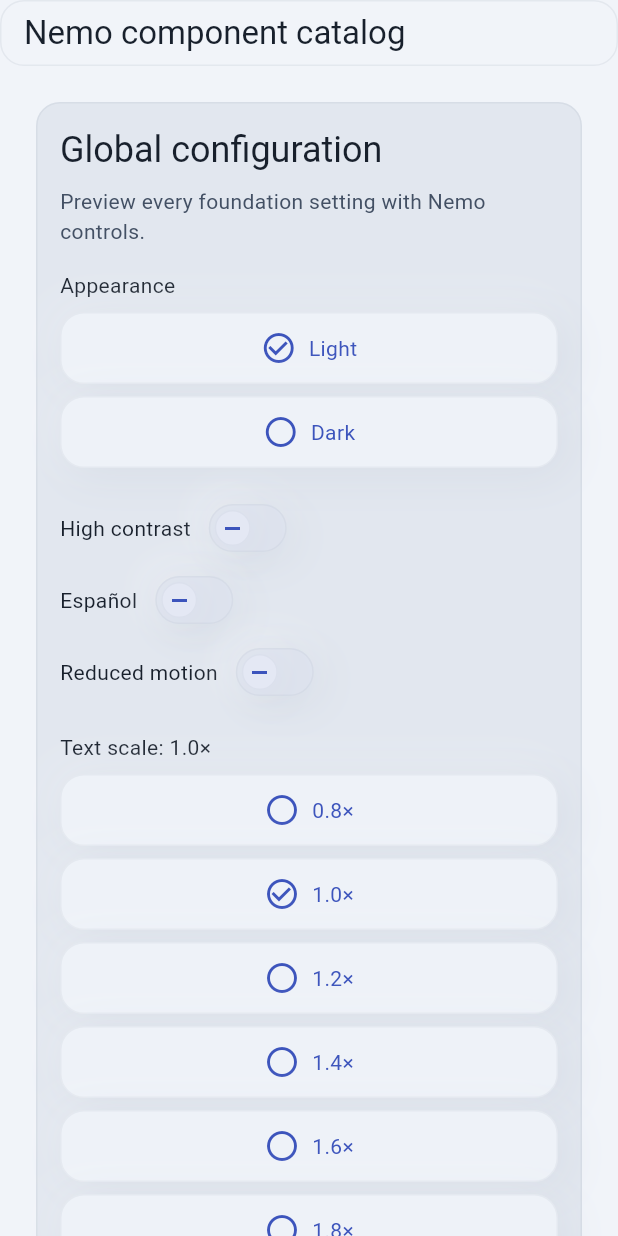
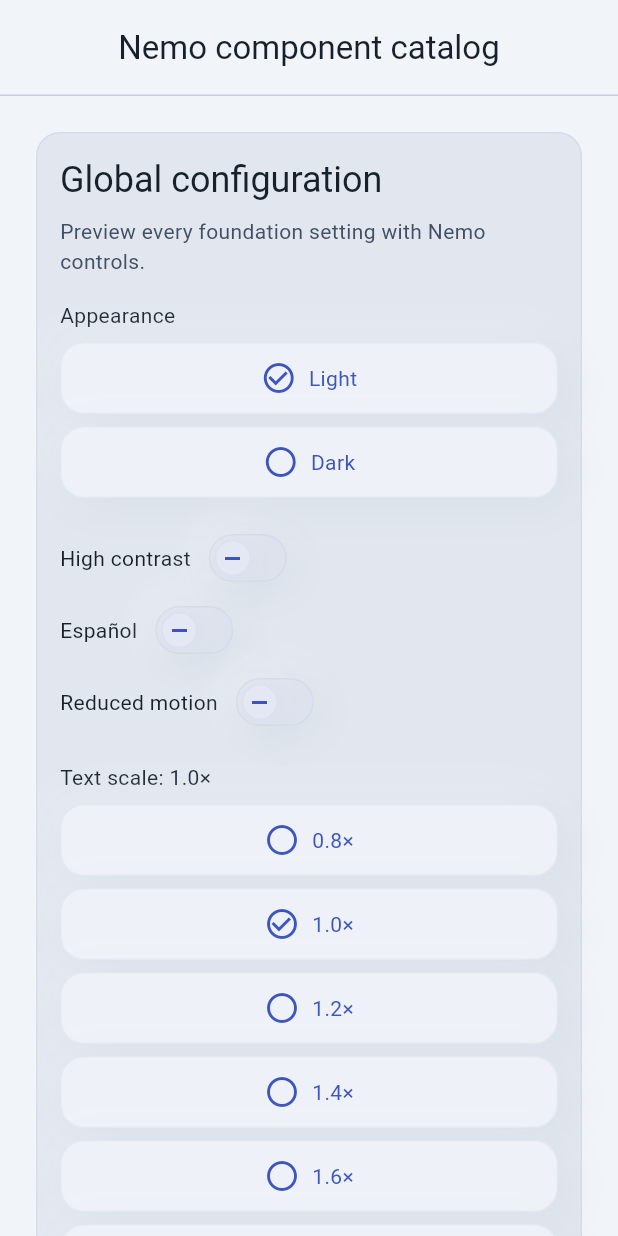
Before and after one commit to argote-dev/nemo_ui, a Flutter app: the screen it shows after launch, on a phone screen of 412 x 824 dp. Run offline on Flutter 3.47's test engine with Material 3 defaults, Android fonts, the phone set to English and light mode, and no system bars.

Commit message:
feat(top-bar): add edge-to-edge navigation

```diff
--- a/example/lib/src/nemo_page_shell.dart
+++ b/example/lib/src/nemo_page_shell.dart
@@ -13,38 +13,12 @@ class NemoPageShell extends StatelessWidget {
   @override
   Widget build(BuildContext context) {
     final NemoThemeData theme = NemoTheme.of(context);
-    final bool canPop = Navigator.of(context).canPop();
     return Scaffold(
       backgroundColor: theme.semantic.surface,
-      body: SafeArea(
-        child: Column(
-          children: <Widget>[
-            NemoSurface(
-              material: NemoMaterial.base,
-              cornerRole: NemoCornerRole.panel,
-              padding: EdgeInsets.symmetric(
-                horizontal: theme.foundation.space16,
-                vertical: theme.foundation.space8,
-              ),
-              child: Row(
-                children: <Widget>[
-                  if (canPop) const BackButton(),
-                  Expanded(
-                    child: Semantics(
-                      header: true,
-                      child: Text(
-                        title,
-                        style: Theme.of(context).textTheme.titleLarge,
-                      ),
-                    ),
-                  ),
-                ],
-              ),
-            ),
-            Expanded(child: child),
-          ],
-        ),
+      appBar: NemoTopBar(
+        title: Text(title, style: Theme.of(context).textTheme.titleLarge),
       ),
+      body: child,
     );
   }
 }
--- a/lib/nemo_ui.dart
+++ b/lib/nemo_ui.dart
@@ -4,6 +4,7 @@ library;
 export 'src/components/nemo_button.dart';
 export 'src/components/nemo_surface.dart';
 export 'src/components/nemo_switch.dart';
+export 'src/components/nemo_top_bar.dart';
 export 'src/foundation/nemo_asset_resolver.dart';
 export 'src/foundation/nemo_localizations.dart';
 export 'src/foundation/nemo_material.dart';
--- /dev/null
+++ b/lib/src/components/nemo_top_bar.dart
@@ -0,0 +1,140 @@
+import 'package:flutter/material.dart';
+import 'package:flutter/services.dart';
+
+import '../foundation/nemo_theme.dart';
+import '../foundation/nemo_theme_data.dart';
+
+/// A persistent, edge-to-edge page top bar for a Nemo experience.
+///
+/// Its [preferredSize] contains only the invariant 64 logical-pixel toolbar.
+/// The internal [SafeArea] consumes status-bar and lateral system insets while
+/// the surface remains painted behind them, both in a [Scaffold.appBar] and in
+/// normal flow.
+class NemoTopBar extends StatelessWidget implements PreferredSizeWidget {
+  /// Creates a top bar with caller-owned navigation and action slots.
+  const NemoTopBar({
+    required this.title,
+    this.leading,
+    this.automaticallyImplyLeading = true,
+    this.actions = const <Widget>[],
+    this.systemOverlayStyle,
+    super.key,
+  });
+
+  /// The stable toolbar height, excluding system insets.
+  static const double toolbarHeight = 64;
+
+  /// Header content displayed in the middle slot.
+  final Widget title;
+
+  /// Optional navigation content at the directional start edge.
+  final Widget? leading;
+
+  /// Whether to use Flutter's dismissible-route convention when [leading] is
+  /// absent.
+  ///
+  /// An explicit [leading] always takes precedence. The implicit control is a
+  /// [BackButton] that calls [Navigator.maybePop], and is only inserted when
+  /// the enclosing route implies app-bar dismissal.
+  final bool automaticallyImplyLeading;
+
+  /// Optional caller-owned widgets at the directional end edge.
+  final List<Widget> actions;
+
+  /// Optional local system-overlay override.
+  final SystemUiOverlayStyle? systemOverlayStyle;
+
+  @override
+  Size get preferredSize => const Size.fromHeight(toolbarHeight);
+
+  @override
+  Widget build(BuildContext context) {
+    final NemoThemeData theme = NemoTheme.of(context);
+    final NemoTopBarTokens tokens = theme.components.topBar;
+    final Color surface = theme.semantic.surface;
+    final SystemUiOverlayStyle overlayStyle =
+        systemOverlayStyle ?? _automaticOverlayStyle(surface);
+    final Widget? resolvedLeading = _resolveLeading(context);
+
+    Widget minimumTarget(Widget child) => ConstrainedBox(
+      constraints: const BoxConstraints(minWidth: 48, minHeight: 48),
+      child: Align(widthFactor: 1, heightFactor: 1, child: child),
+    );
+
+    return AnnotatedRegion<SystemUiOverlayStyle>(
+      value: overlayStyle,
+      child: DecoratedBox(
+        decoration: BoxDecoration(
+          color: surface,
+          border: Border(
+            bottom: BorderSide(
+              color: theme.semantic.outline.withValues(
+                alpha: tokens.boundaryOpacity,
+              ),
+              width: theme.components.outlineWidth,
+            ),
+          ),
+        ),
+        child: SafeArea(
+          top: true,
+          bottom: false,
+          left: true,
+          right: true,
+          child: SizedBox(
+            height: toolbarHeight,
+            child: Padding(
+              padding: EdgeInsetsDirectional.symmetric(
+                horizontal: tokens.horizontalPadding,
+              ),
+              child: NavigationToolbar(
+                leading: resolvedLeading == null
+                    ? null
+                    : minimumTarget(resolvedLeading),
+                middle: DefaultTextStyle.merge(
+                  style: TextStyle(color: theme.semantic.foreground),
+                  maxLines: 1,
+                  overflow: TextOverflow.ellipsis,
+                  child: Semantics(header: true, child: title),
+                ),
+                trailing: actions.isEmpty
+                    ? null
+                    : Row(
+                        mainAxisSize: MainAxisSize.min,
+                        children: <Widget>[
+                          for (final Widget action in actions)
+                            minimumTarget(action),
+                        ],
+                      ),
+                middleSpacing: tokens.titleSpacing,
+              ),
+            ),
+          ),
+        ),
+      ),
+    );
+  }
+
+  Widget? _resolveLeading(BuildContext context) {
+    if (leading != null) {
+      return leading;
+    }
+    if (!automaticallyImplyLeading ||
+        ModalRoute.of(context)?.impliesAppBarDismissal != true) {
+      return null;
+    }
+    return BackButton(onPressed: () => Navigator.maybePop(context));
+  }
+
+  SystemUiOverlayStyle _automaticOverlayStyle(Color surface) {
+    final bool lightSurface =
+        ThemeData.estimateBrightnessForColor(surface) == Brightness.light;
+    return SystemUiOverlayStyle(
+      statusBarColor: Colors.transparent,
+      statusBarIconBrightness: lightSurface
+          ? Brightness.dark
+          : Brightness.light,
+      // iOS uses the status-bar background brightness rather than icon mode.
+      statusBarBrightness: lightSurface ? Brightness.light : Brightness.dark,
+    );
+  }
+}
--- a/lib/src/foundation/nemo_theme_data.dart
+++ b/lib/src/foundation/nemo_theme_data.dart
@@ -412,6 +412,7 @@ final class NemoComponentTokens {
     required this.outlineWidth,
     required this.button,
     required this.switchControl,
+    required this.topBar,
   });
 
   /// The minimum interactive control height.
@@ -432,6 +433,9 @@ final class NemoComponentTokens {
   /// Visual contract for [NemoSwitch].
   final NemoSwitchTokens switchControl;
 
+  /// Visual layout contract for [NemoTopBar].
+  final NemoTopBarTokens topBar;
+
   /// The standard component contract.
   static const NemoComponentTokens standard = NemoComponentTokens(
     controlMinHeight: 48,
@@ -440,6 +444,7 @@ final class NemoComponentTokens {
     outlineWidth: 1,
     button: NemoButtonTokens.standard,
     switchControl: NemoSwitchTokens.standard,
+    topBar: NemoTopBarTokens.standard,
   );
 
   /// The high-contrast component contract.
@@ -450,6 +455,7 @@ final class NemoComponentTokens {
     outlineWidth: 2,
     button: NemoButtonTokens.highContrast,
     switchControl: NemoSwitchTokens.highContrast,
+    topBar: NemoTopBarTokens.highContrast,
   );
 
   /// Creates a copy with selectively replaced component values.
@@ -460,6 +466,7 @@ final class NemoComponentTokens {
     double? outlineWidth,
     NemoButtonTokens? button,
     NemoSwitchTokens? switchControl,
+    NemoTopBarTokens? topBar,
   }) {
     return NemoComponentTokens(
       controlMinHeight: controlMinHeight ?? this.controlMinHeight,
@@ -469,6 +476,7 @@ final class NemoComponentTokens {
       outlineWidth: outlineWidth ?? this.outlineWidth,
       button: button ?? this.button,
       switchControl: switchControl ?? this.switchControl,
+      topBar: topBar ?? this.topBar,
     );
   }
 
@@ -489,8 +497,79 @@ final class NemoComponentTokens {
       outlineWidth: lerpDouble(a.outlineWidth, b.outlineWidth, t)!,
       button: NemoButtonTokens.lerp(a.button, b.button, t),
       switchControl: NemoSwitchTokens.lerp(a.switchControl, b.switchControl, t),
+      topBar: NemoTopBarTokens.lerp(a.topBar, b.topBar, t),
     );
   }
+}
+
+/// Tokenized visual geometry for the persistent [NemoTopBar].
+///
+/// The top bar height is deliberately not configurable: it is a stable 64
+/// logical-pixel widget contract, excluding system insets.
+@immutable
+final class NemoTopBarTokens {
+  /// Creates the visual geometry for a top bar.
+  const NemoTopBarTokens({
+    required this.horizontalPadding,
+    required this.titleSpacing,
+    required this.boundaryOpacity,
+  });
+
+  /// Directional content inset inside the system-safe area.
+  final double horizontalPadding;
+
+  /// Gap between the navigation slot and the title.
+  final double titleSpacing;
+
+  /// Opacity of the explicit lower boundary over semantic outline.
+  final double boundaryOpacity;
+
+  /// Default top-bar geometry.
+  static const NemoTopBarTokens standard = NemoTopBarTokens(
+    horizontalPadding: 16,
+    titleSpacing: 12,
+    boundaryOpacity: .5,
+  );
+
+  /// High-contrast geometry retains a fully visible lower boundary.
+  static const NemoTopBarTokens highContrast = NemoTopBarTokens(
+    horizontalPadding: 16,
+    titleSpacing: 12,
+    boundaryOpacity: 1,
+  );
+
+  /// Creates a copy with selectively replaced values.
+  NemoTopBarTokens copyWith({
+    double? horizontalPadding,
+    double? titleSpacing,
+    double? boundaryOpacity,
+  }) => NemoTopBarTokens(
+    horizontalPadding: horizontalPadding ?? this.horizontalPadding,
+    titleSpacing: titleSpacing ?? this.titleSpacing,
+    boundaryOpacity: boundaryOpacity ?? this.boundaryOpacity,
+  );
+
+  /// Interpolates top-bar tokens.
+  static NemoTopBarTokens lerp(
+    NemoTopBarTokens a,
+    NemoTopBarTokens b,
+    double t,
+  ) => NemoTopBarTokens(
+    horizontalPadding: lerpDouble(a.horizontalPadding, b.horizontalPadding, t)!,
+    titleSpacing: lerpDouble(a.titleSpacing, b.titleSpacing, t)!,
+    boundaryOpacity: lerpDouble(a.boundaryOpacity, b.boundaryOpacity, t)!,
+  );
+
+  @override
+  bool operator ==(Object other) =>
+      other is NemoTopBarTokens &&
+      horizontalPadding == other.horizontalPadding &&
+      titleSpacing == other.titleSpacing &&
+      boundaryOpacity == other.boundaryOpacity;
+
+  @override
+  int get hashCode =>
+      Object.hash(horizontalPadding, titleSpacing, boundaryOpacity);
 }
 
 /// Visual values for the controlled [NemoSwitch] component.
```
Also changed, not shown: 4 other files.
